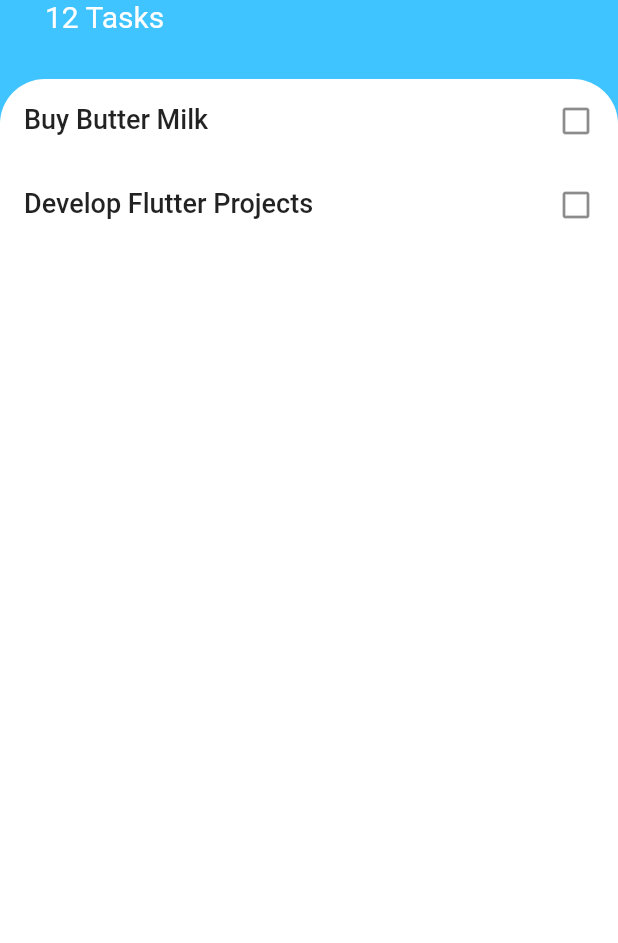
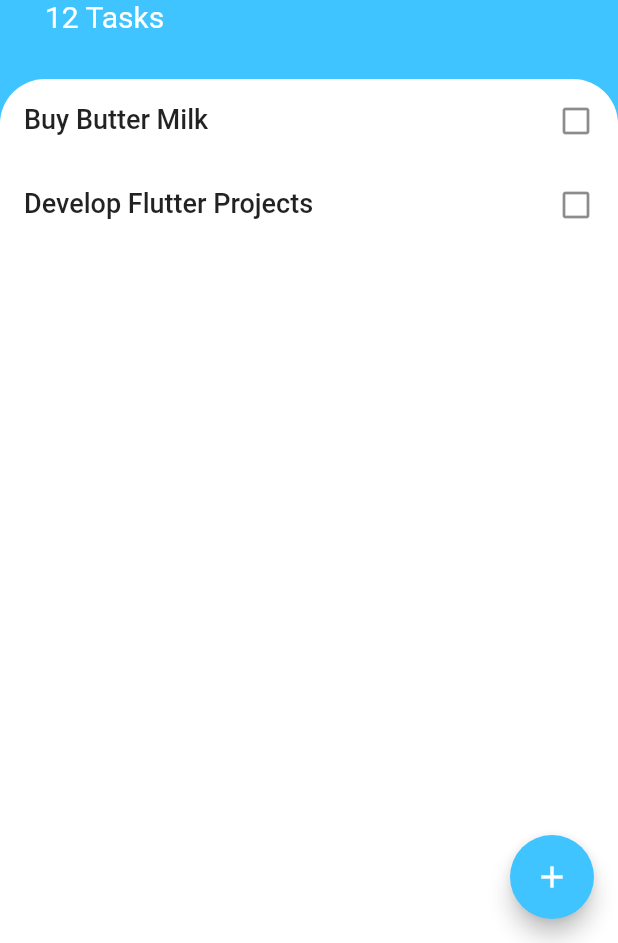
Before and after one commit to preetamvarun/To-Do-App, a Flutter app: the screen it shows after launch, on a phone screen of 412 x 824 dp, the part 293-1236 px from its top. Run offline on Flutter 3.47's test engine with Material 2 defaults, Android fonts, the phone set to English and light mode, and no system bars.

Commit message:
add floating action button

```diff
--- a/lib/screens/screen1.dart
+++ b/lib/screens/screen1.dart
@@ -9,6 +9,13 @@ class TaskScreen extends StatelessWidget {
   Widget build(BuildContext context) {
     return Scaffold(
       backgroundColor: Colors.lightBlueAccent,
+      floatingActionButton: FloatingActionButton(
+        onPressed: (){print("Floating Action Button Is Pressed");},
+        backgroundColor: Colors.lightBlueAccent,
+        child: Icon(
+          Icons.add,
+        ),
+      ),
       body: Column(
         crossAxisAlignment: CrossAxisAlignment.start,
         children: [
```
